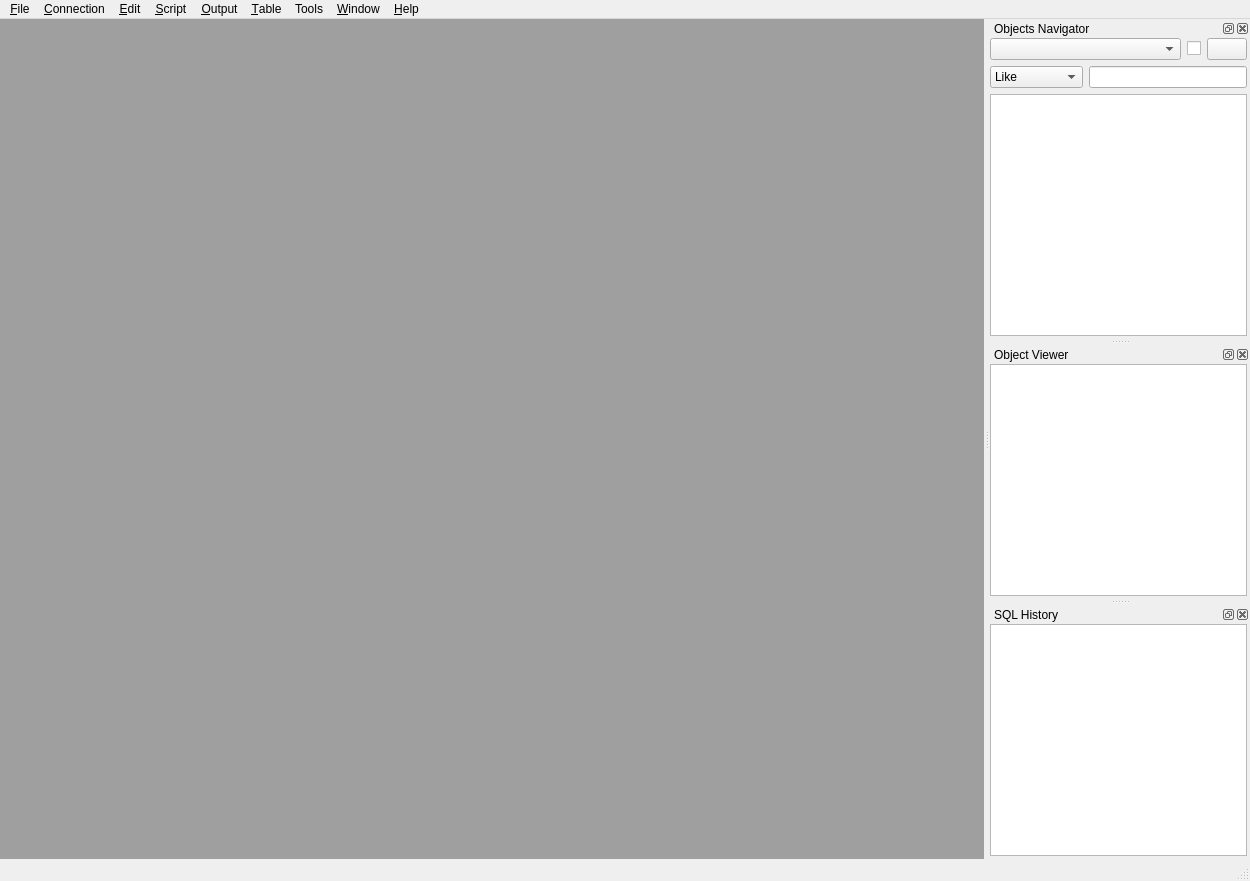
Before: the Qt Designer form source/qtdesigner/MSql_editor_win1_ui.ui in MValaguz/MSql, drawn with Qt 5.
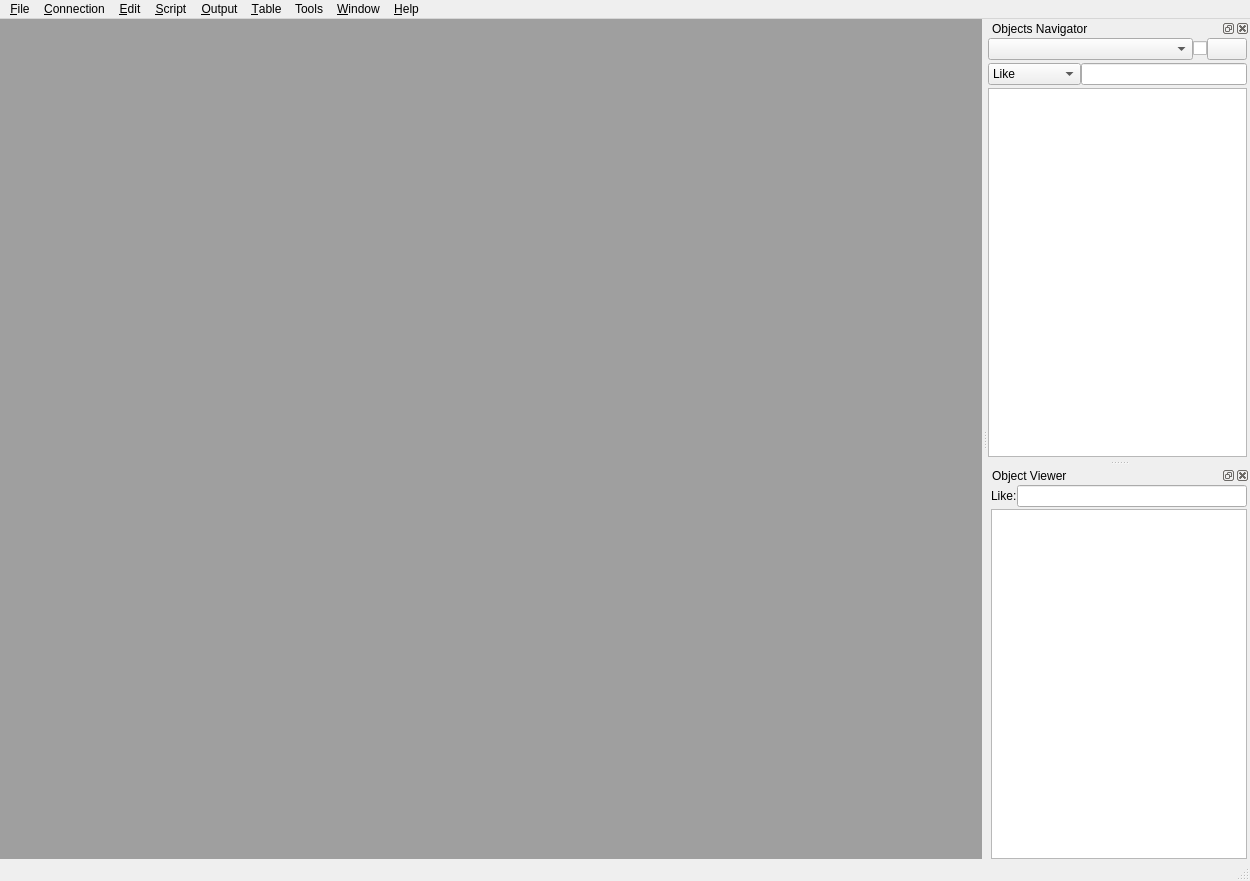
After: the same form once the commit is applied. Icons and pictures are not drawn.

What changed in the file:
```diff
--- a/source/qtdesigner/MSql_editor_win1_ui.ui
+++ b/source/qtdesigner/MSql_editor_win1_ui.ui
@@ -271,6 +271,9 @@
         <property name="bottomMargin">
          <number>3</number>
         </property>
+        <property name="verticalSpacing">
+         <number>3</number>
+        </property>
         <item row="1" column="0">
          <layout class="QHBoxLayout" name="horizontalLayout_2">
           <item>
@@ -501,8 +504,8 @@
    </property>
    <property name="minimumSize">
     <size>
-     <width>96</width>
-     <height>117</height>
+     <width>241</width>
+     <height>170</height>
     </size>
    </property>
    <property name="font">
@@ -517,7 +520,7 @@
     <number>2</number>
    </attribute>
    <widget class="QWidget" name="dockWidgetContents_2">
-    <layout class="QHBoxLayout" name="horizontalLayout_3">
+    <layout class="QGridLayout" name="gridLayout_3">
      <property name="leftMargin">
       <number>0</number>
      </property>
@@ -525,84 +528,71 @@
       <number>0</number>
      </property>
      <property name="rightMargin">
-      <number>3</number>
+      <number>0</number>
      </property>
      <property name="bottomMargin">
-      <number>3</number>
-     </property>
-     <item>
-      <widget class="QTreeView" name="db_oggetto_tree">
-       <property name="font">
-        <font>
-         <pointsize>8</pointsize>
-        </font>
-       </property>
-       <property name="editTriggers">
-        <set>QAbstractItemView::NoEditTriggers</set>
-       </property>
-       <property name="dragEnabled">
-        <bool>true</bool>
-       </property>
-       <property name="alternatingRowColors">
-        <bool>true</bool>
-       </property>
-       <property name="selectionMode">
-        <enum>QAbstractItemView::ExtendedSelection</enum>
-       </property>
-       <property name="indentation">
-        <number>15</number>
-       </property>
-      </widget>
-     </item>
-    </layout>
-   </widget>
-  </widget>
-  <widget class="QDockWidget" name="dockWidget_3">
-   <property name="font">
-    <font>
-     <family>Segoe UI</family>
-    </font>
-   </property>
-   <property name="windowTitle">
-    <string>SQL History</string>
-   </property>
-   <attribute name="dockWidgetArea">
-    <number>2</number>
-   </attribute>
-   <widget class="QWidget" name="dockWidgetContents_3">
-    <layout class="QHBoxLayout" name="horizontalLayout_5">
-     <property name="leftMargin">
       <number>0</number>
      </property>
-     <property name="topMargin">
-      <number>0</number>
-     </property>
-     <property name="rightMargin">
-      <number>3</number>
-     </property>
-     <property name="bottomMargin">
-      <number>3</number>
-     </property>
-     <item>
-      <widget class="QListView" name="o_history">
-       <property name="font">
-        <font>
-         <pointsize>8</pointsize>
-        </font>
+     <item row="0" column="0">
+      <layout class="QGridLayout" name="gridLayout_2">
+       <property name="leftMargin">
+        <number>3</number>
        </property>
-       <property name="dragEnabled">
-        <bool>true</bool>
+       <property name="rightMargin">
+        <number>3</number>
        </property>
-       <property name="dragDropMode">
-        <enum>QAbstractItemView::DragOnly</enum>
+       <property name="verticalSpacing">
+        <number>2</number>
        </property>
-       <property name="uniformItemSizes">
-        <bool>true</bool>
-       </property>
-       <property name="selectionRectVisible">
-        <bool>true</bool>
-       </property>
-      </widget>
+       <item row="0" column="0">
+        <layout class="QHBoxLayout" name="horizontalLayout_3">
+         <property name="topMargin">
+          <number>0</number>
+         </property>
+         <property name="bottomMargin">
+          <number>0</number>
+         </property>
+         <item>
+          <widget class="QLabel" name="label">
+           <property name="text">
+            <string>Like:</string>
+           </property>
+          </widget>
+         </item>
+         <item>
+          <widget class="QLineEdit" name="e_object_viewer_find">
+           <property name="clearButtonEnabled">
+            <bool>true</bool>
+           </property>
+          </widget>
+         </item>
+        </layout>
+       </item>
+       <item row="1" column="0">
+        <widget class="QTreeView" name="db_oggetto_tree">
+         <property name="font">
+          <font>
+           <pointsize>8</pointsize>
+          </font>
+         </property>
+         <property name="editTriggers">
+          <set>QAbstractItemView::NoEditTriggers</set>
+         </property>
+         <property name="dragEnabled">
+          <bool>true</bool>
+         </property>
+         <property name="alternatingRowColors">
+          <bool>true</bool>
+         </property>
+         <property name="selectionMode">
+          <enum>QAbstractItemView::ExtendedSelection</enum>
+         </property>
+         <property name="indentation">
+          <number>15</number>
+         </property>
+        </widget>
+       </item>
+      </layout>
      </item>
     </layout>
    </widget>
```
Left out of the diff: 66 changed lines with no effect on the pictures.
